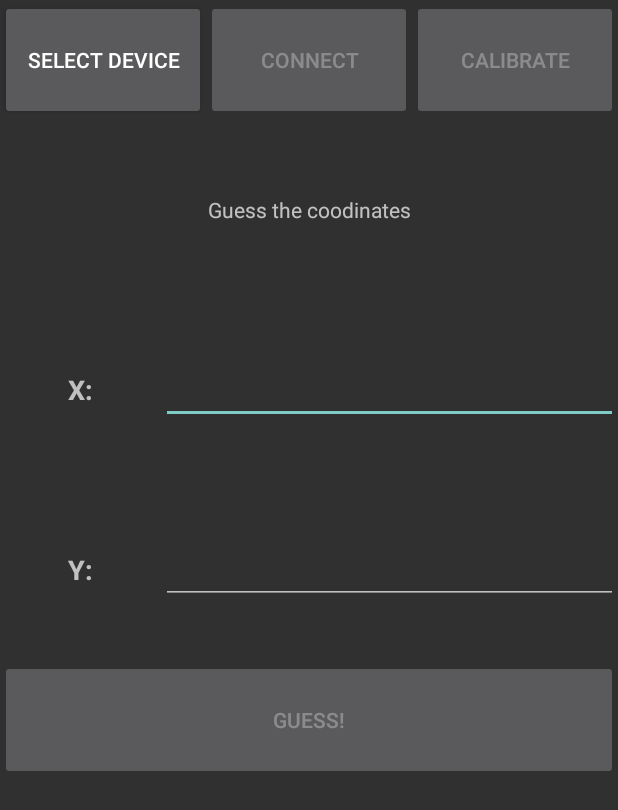
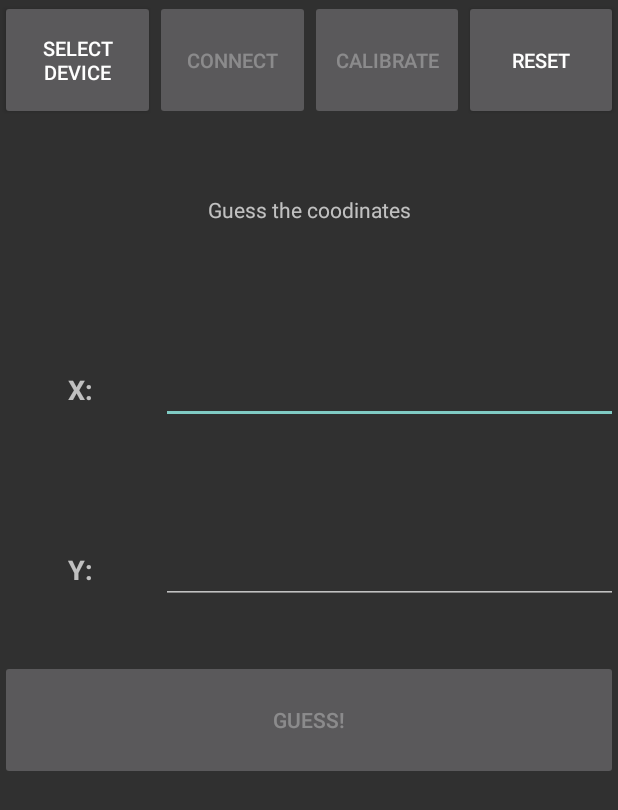
Before and after one commit to Savodir/ssys-18her-ss22, an Android app: the screen it shows after launch (MainActivity), on a phone screen of 412 x 824 dp. Shown: the top 810 px of the screen. Run offline under Robolectric (Android 15) with nearby library versions, the phone set to English and light mode, and no system bars; 3 statements that could not run were skipped.

Commit message:
Analyse/Reset Knop/Images

```diff
--- a/src/command/app/src/main/java/be/ap/ss22/MainActivity.java
+++ b/src/command/app/src/main/java/be/ap/ss22/MainActivity.java
@@ -40,7 +40,7 @@ public class MainActivity extends AppCompatActivity {
     private ConnectedThread mConnectedThread;
     TextView txtGuessed;
     EditText editX, editY;
-    Button btnDevSelect, btnConnect, btnCalibrate, btnGuess;
+    Button btnDevSelect, btnConnect, btnCalibrate, btnGuess, btnReset;
     Boolean startData = false;
     @Override
     protected void onCreate(Bundle savedInstanceState) {
@@ -56,6 +56,8 @@ public class MainActivity extends AppCompatActivity {
         btnCalibrate.setEnabled(false);
         btnGuess = findViewById(R.id.btn_guess);
         btnGuess.setEnabled(false);
+        btnReset.findViewById(R.id.btn_reset);
+        btnReset.setEnabled(false);
         ButtonSetup();
         bluetooth();
     }
@@ -137,6 +139,7 @@ public class MainActivity extends AppCompatActivity {
             public void onClick(View view) {
                 mConnectedThread.write("x");
                 btnGuess.setEnabled(true);
+                btnReset.setEnabled(true);
             }
         });
         btnGuess.setOnClickListener(new View.OnClickListener() {
@@ -151,6 +154,12 @@ public class MainActivity extends AppCompatActivity {
                     mConnectedThread.write(txtX + "," + txtY);
                     mConnectedThread.write("z");
                 }
+            }
+        });
+        btnReset.setOnClickListener(new View.OnClickListener() {
+            @Override
+            public void onClick(View view) {
+                mConnectedThread.write(" y'");
             }
         });
     }
--- a/src/command/app/src/main/res/layout/activity_main.xml
+++ b/src/command/app/src/main/res/layout/activity_main.xml
@@ -23,21 +23,32 @@
                 android:layout_width="match_parent"
                 android:layout_height="match_parent"
                 android:layout_weight="1"
-                android:text="Select Device" />
+                android:text="Select Device"
+                android:textSize="13sp" />
 
             <Button
                 android:id="@+id/btn_connect"
                 android:layout_width="match_parent"
                 android:layout_height="match_parent"
                 android:layout_weight="1"
-                android:text="Connect" />
+                android:text="Connect"
+                android:textSize="13sp" />
 
             <Button
                 android:id="@+id/btn_calibrate"
                 android:layout_width="match_parent"
                 android:layout_height="match_parent"
                 android:layout_weight="1"
-                android:text="Calibrate" />
+                android:text="Calibrate"
+                android:textSize="13sp" />
+
+            <Button
+                android:id="@+id/btn_reset"
+                android:layout_width="match_parent"
+                android:layout_height="match_parent"
+                android:layout_weight="1"
+                android:text="Reset"
+                android:textSize="13sp" />
 
         </LinearLayout>
 
```
Also changed, not shown: 17 other files.
